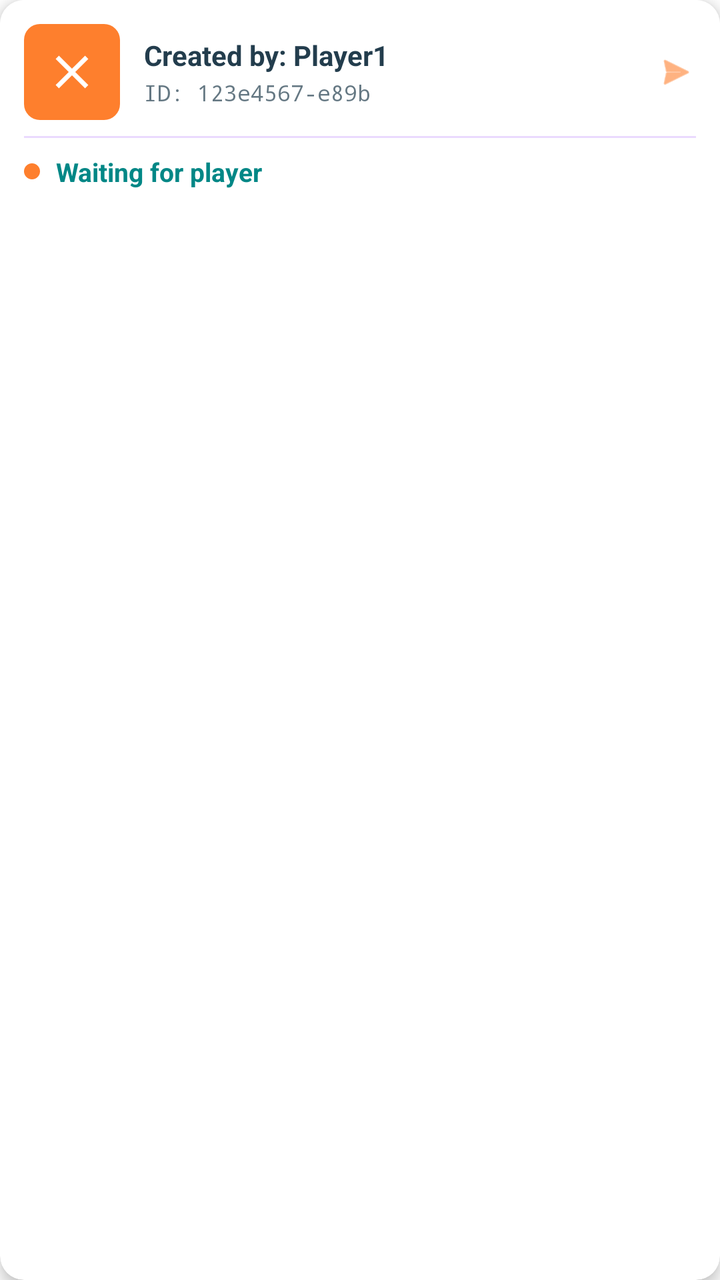
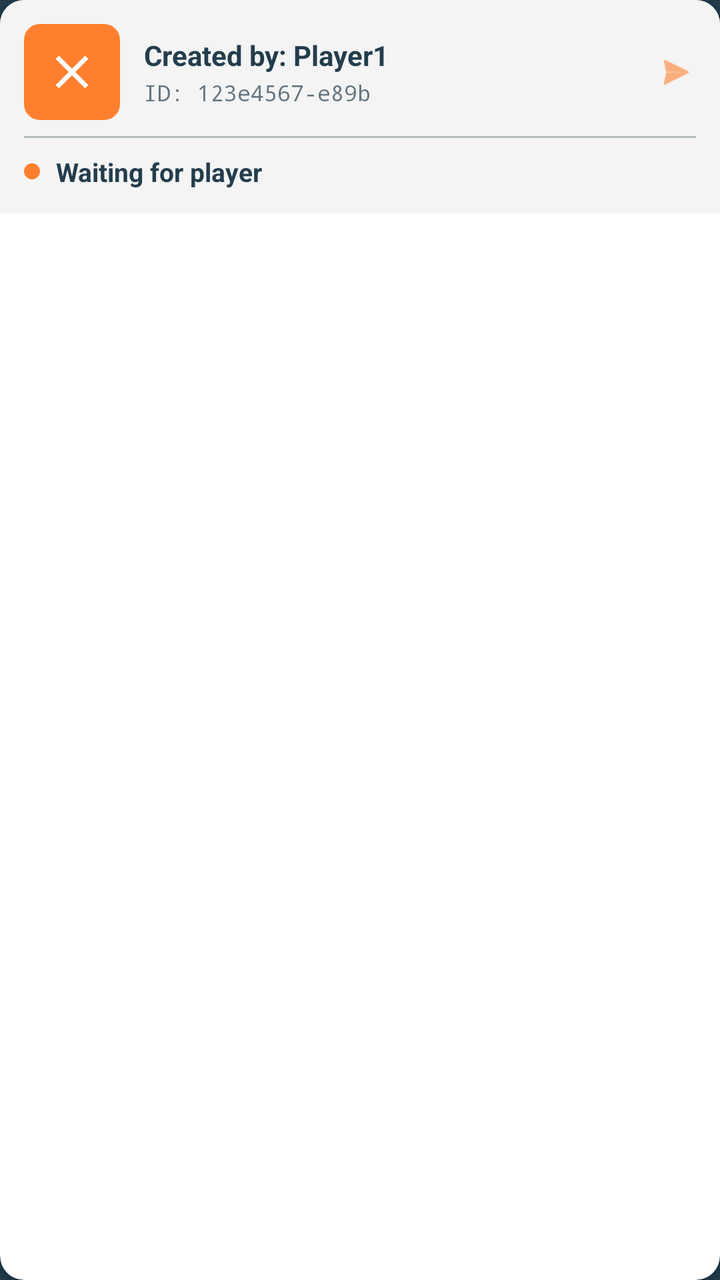

The first picture is an Android layout as it rendered before a commit; the second is the same layout after the commit. The layout source and the unified diff follow.
<!-- AndroidManifest.xml: application theme Theme.TicTacToeMobile -->
<!-- res/layout/item_game.xml -->
<?xml version="1.0" encoding="utf-8"?>
<androidx.cardview.widget.CardView xmlns:android="http://schemas.android.com/apk/res/android"
    xmlns:app="http://schemas.android.com/apk/res-auto"
    android:layout_width="match_parent"
    android:layout_height="wrap_content"
    android:layout_marginBottom="12dp"
    android:elevation="4dp"
    android:clickable="true"
    android:focusable="true"
    android:foreground="?android:attr/selectableItemBackground"
    app:cardCornerRadius="12dp"
    app:cardElevation="4dp">

    <LinearLayout
        android:layout_width="match_parent"
        android:layout_height="wrap_content"
        android:background="@color/white"
        android:orientation="vertical"
        android:padding="12dp">

        <LinearLayout
            android:layout_width="match_parent"
            android:layout_height="wrap_content"
            android:orientation="horizontal"
            android:gravity="center_vertical"
            android:layout_marginBottom="8dp">

            <LinearLayout
                android:layout_width="48dp"
                android:layout_height="48dp"
                android:background="@drawable/game_icon_background"
                android:gravity="center"
                android:orientation="vertical">

                <ImageView
                    android:layout_width="28dp"
                    android:layout_height="28dp"
                    android:src="@drawable/ic_cross"
                    app:tint="@color/white"
                    android:contentDescription="Game icon" />

            </LinearLayout>

            <LinearLayout
                android:layout_width="0dp"
                android:layout_height="wrap_content"
                android:layout_weight="1"
                android:layout_marginStart="12dp"
                android:orientation="vertical">

                <TextView
                    android:id="@+id/tvGameCreator"
                    android:layout_width="wrap_content"
                    android:layout_height="wrap_content"
                    android:text="Created by: Player1"
                    android:textColor="@color/background"
                    android:textSize="14sp"
                    android:textStyle="bold" />

                <TextView
                    android:id="@+id/tvGameId"
                    android:layout_width="wrap_content"
                    android:layout_height="wrap_content"
                    android:text="ID: 123e4567-e89b"
                    android:textColor="@color/background"
                    android:textSize="11sp"
                    android:alpha="0.7"
                    android:layout_marginTop="2dp"
                    android:fontFamily="monospace"
                    android:maxLines="1"
                    android:ellipsize="end" />

            </LinearLayout>

            <ImageView
                android:layout_width="20dp"
                android:layout_height="20dp"
                android:src="@android:drawable/ic_menu_send"
                app:tint="@color/elements"
                android:contentDescription="Join game" />

        </LinearLayout>

        <View
            android:layout_width="match_parent"
            android:layout_height="1dp"
            android:background="@color/purple_200"
            android:alpha="0.3"
            android:layout_marginBottom="8dp" />

        <LinearLayout
            android:layout_width="match_parent"
            android:layout_height="wrap_content"
            android:orientation="horizontal"
            android:gravity="center_vertical">

            <View
                android:layout_width="8dp"
                android:layout_height="8dp"
                android:background="@drawable/status_indicator"
                android:layout_marginEnd="8dp" />

            <TextView
                android:layout_width="wrap_content"
                android:layout_height="wrap_content"
                android:text="@string/waiting_for_player"
                android:textColor="@color/teal_700"
                android:textSize="13sp"
                android:textStyle="bold" />

        </LinearLayout>

    </LinearLayout>

</androidx.cardview.widget.CardView>
<!-- resources referenced by this layout -->
<resources>
  <color name="background">#233D4D</color>
  <color name="elements">#FE7F2D</color>
  <color name="purple_200">#FFBB86FC</color>
  <color name="teal_700">#FF018786</color>
  <color name="white">#FFFFFFFF</color>
  <!-- drawable game_icon_background (drawable) -->
  <?xml version="1.0" encoding="utf-8"?>
  <shape xmlns:android="http://schemas.android.com/apk/res/android"
      android:shape="rectangle">
      <solid android:color="@color/elements" />
      <corners android:radius="8dp" />
  </shape>
  <!-- drawable ic_cross (drawable) -->
  <vector xmlns:android="http://schemas.android.com/apk/res/android"
      android:width="24dp"
      android:height="24dp"
      android:viewportWidth="960"
      android:viewportHeight="960">
    <path
        android:pathData="m256,760 l-56,-56 224,-224 -224,-224 56,-56 224,224 224,-224 56,56 -224,224 224,224 -56,56 -224,-224 -224,224Z"
        android:fillColor="@color/elements"/>
  </vector>
  <!-- drawable status_indicator (drawable) -->
  <?xml version="1.0" encoding="utf-8"?>
  <shape xmlns:android="http://schemas.android.com/apk/res/android"
      android:shape="oval">
      <solid android:color="@color/elements" />
  </shape>
  <string name="waiting_for_player">Waiting for player</string>
  <style name="Theme.TicTacToeMobile" parent="Theme.MaterialComponents.DayNight.NoActionBar">
          
          <item name="colorPrimary">@color/purple_500</item>
          <item name="colorPrimaryVariant">@color/purple_700</item>
          <item name="colorOnPrimary">@color/white</item>
          
          <item name="colorSecondary">@color/teal_200</item>
          <item name="colorSecondaryVariant">@color/teal_700</item>
          <item name="colorOnSecondary">@color/black</item>
          
          <item name="android:statusBarColor">?attr/colorPrimaryVariant</item>
          
      </style>
  <color name="purple_500">#FF6200EE</color>
  <color name="purple_700">#FF3700B3</color>
  <color name="teal_200">#FF03DAC5</color>
  <color name="black">#FF000000</color>
</resources>

<!-- the commit's change to res/layout/item_game.xml (unified diff, before → after) -->
@@ -14,7 +14,7 @@
     <LinearLayout
         android:layout_width="match_parent"
         android:layout_height="wrap_content"
-        android:background="@color/white"
+        android:background="?attr/colorSurface"
         android:orientation="vertical"
         android:padding="12dp">
 
@@ -36,7 +36,7 @@
                     android:layout_width="28dp"
                     android:layout_height="28dp"
                     android:src="@drawable/ic_cross"
-                    app:tint="@color/white"
+                    app:tint="?attr/colorOnPrimary"
                     android:contentDescription="Game icon" />
 
             </LinearLayout>
@@ -53,7 +53,7 @@
                     android:layout_width="wrap_content"
                     android:layout_height="wrap_content"
                     android:text="Created by: Player1"
-                    android:textColor="@color/background"
+                    android:textColor="?attr/colorPrimaryVariant"
                     android:textSize="14sp"
                     android:textStyle="bold" />
 
@@ -62,7 +62,7 @@
                     android:layout_width="wrap_content"
                     android:layout_height="wrap_content"
                     android:text="ID: 123e4567-e89b"
-                    android:textColor="@color/background"
+                    android:textColor="?attr/colorPrimaryVariant"
                     android:textSize="11sp"
                     android:alpha="0.7"
                     android:layout_marginTop="2dp"
@@ -84,7 +84,7 @@
         <View
             android:layout_width="match_parent"
             android:layout_height="1dp"
-            android:background="@color/purple_200"
+            android:background="?attr/colorPrimaryVariant"
             android:alpha="0.3"
             android:layout_marginBottom="8dp" />
 
@@ -104,7 +104,7 @@
                 android:layout_width="wrap_content"
                 android:layout_height="wrap_content"
                 android:text="@string/waiting_for_player"
-                android:textColor="@color/teal_700"
+                android:textColor="?attr/colorPrimaryVariant"
                 android:textSize="13sp"
                 android:textStyle="bold" />
 
<!-- resource entries referenced after the edit -->
@@ -2,9 +2,8 @@
 <resources>
   <color name="background">#233D4D</color>
   <color name="elements">#FE7F2D</color>
-  <color name="purple_200">#FFBB86FC</color>
-  <color name="teal_700">#FF018786</color>
   <color name="white">#FFFFFFFF</color>
+  <color name="gray">#D3D3D3</color>
   <!-- drawable game_icon_background (drawable) -->
   <?xml version="1.0" encoding="utf-8"?>
   <shape xmlns:android="http://schemas.android.com/apk/res/android"
@@ -20,7 +19,7 @@
       android:viewportHeight="960">
     <path
         android:pathData="m256,760 l-56,-56 224,-224 -224,-224 56,-56 224,224 224,-224 56,56 -224,224 224,224 -56,56 -224,-224 -224,224Z"
-        android:fillColor="@color/elements"/>
+        android:fillColor="?attr/colorPrimary"/>
   </vector>
   <!-- drawable status_indicator (drawable) -->
   <?xml version="1.0" encoding="utf-8"?>
@@ -30,21 +29,20 @@
   </shape>
   <string name="waiting_for_player">Waiting for player</string>
   <style name="Theme.TicTacToeMobile" parent="Theme.MaterialComponents.DayNight.NoActionBar">
-          
-          <item name="colorPrimary">@color/purple_500</item>
-          <item name="colorPrimaryVariant">@color/purple_700</item>
+          <item name="colorPrimary">@color/elements</item>
+          <item name="colorPrimaryVariant">@color/background</item>
           <item name="colorOnPrimary">@color/white</item>
-          
-          <item name="colorSecondary">@color/teal_200</item>
-          <item name="colorSecondaryVariant">@color/teal_700</item>
+  
+          <item name="colorSecondary">@color/gray</item>
           <item name="colorOnSecondary">@color/black</item>
-          
-          <item name="android:statusBarColor">?attr/colorPrimaryVariant</item>
-          
+  
+          <item name="android:colorBackground">@color/background</item>
+          <item name="colorSurface">@color/milk</item>
+          <item name="colorOnBackground">@color/white</item>
+          <item name="colorOnSurface">@color/background</item>
+  
       </style>
-  <color name="purple_500">#FF6200EE</color>
-  <color name="purple_700">#FF3700B3</color>
-  <color name="teal_200">#FF03DAC5</color>
   <color name="black">#FF000000</color>
+  <color name="milk">#F4F4F4</color>
 </resources>
 
